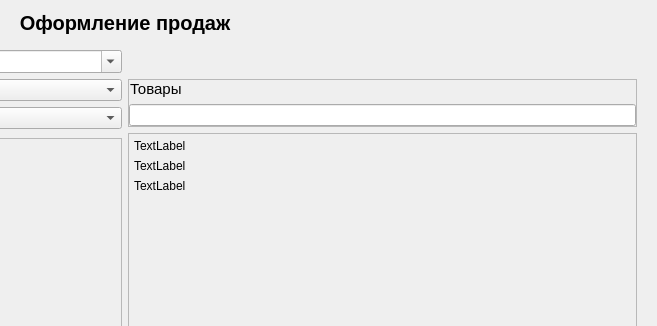
First picture: the form in prjstore/ui/pyside/sale_registration/sale_registration.ui, repository igol84/myproject, before the edit; both pictures show x 407 to 1064 and y 0 to 326 of the 1064 by 796 pixel window.
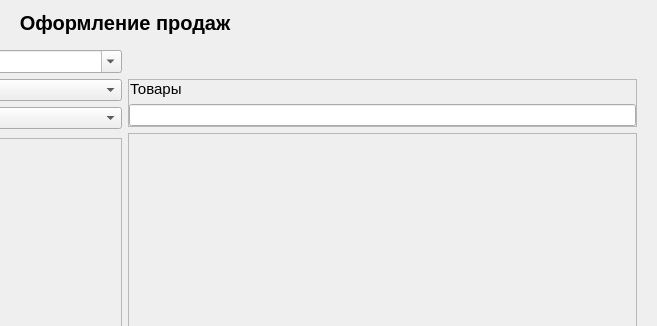
Second picture: the form after the edit.

Commit message: thread save sale on db

What changed in the file:
```diff
--- a/prjstore/ui/pyside/sale_registration/sale_registration.ui
+++ b/prjstore/ui/pyside/sale_registration/sale_registration.ui
@@ -218,7 +218,7 @@
                 <x>0</x>
                 <y>0</y>
                 <width>508</width>
-                <height>617</height>
+                <height>609</height>
                </rect>
               </property>
               <property name="sizePolicy">
@@ -240,27 +240,6 @@
                <property name="bottomMargin">
                 <number>5</number>
                </property>
-               <item>
-                <widget class="QLabel" name="label_6">
-                 <property name="text">
-                  <string>TextLabel</string>
-                 </property>
-                </widget>
-               </item>
-               <item>
-                <widget class="QLabel" name="label_5">
-                 <property name="text">
-                  <string>TextLabel</string>
-                 </property>
-                </widget>
-               </item>
-               <item>
-                <widget class="QLabel" name="label_4">
-                 <property name="text">
-                  <string>TextLabel</string>
-                 </property>
-                </widget>
-               </item>
                <item>
                 <spacer name="verticalSpacer">
                  <property name="orientation">
```
Left out of the diff: 5 changed lines with no effect on the pictures. The commit also changes 3 other files.
